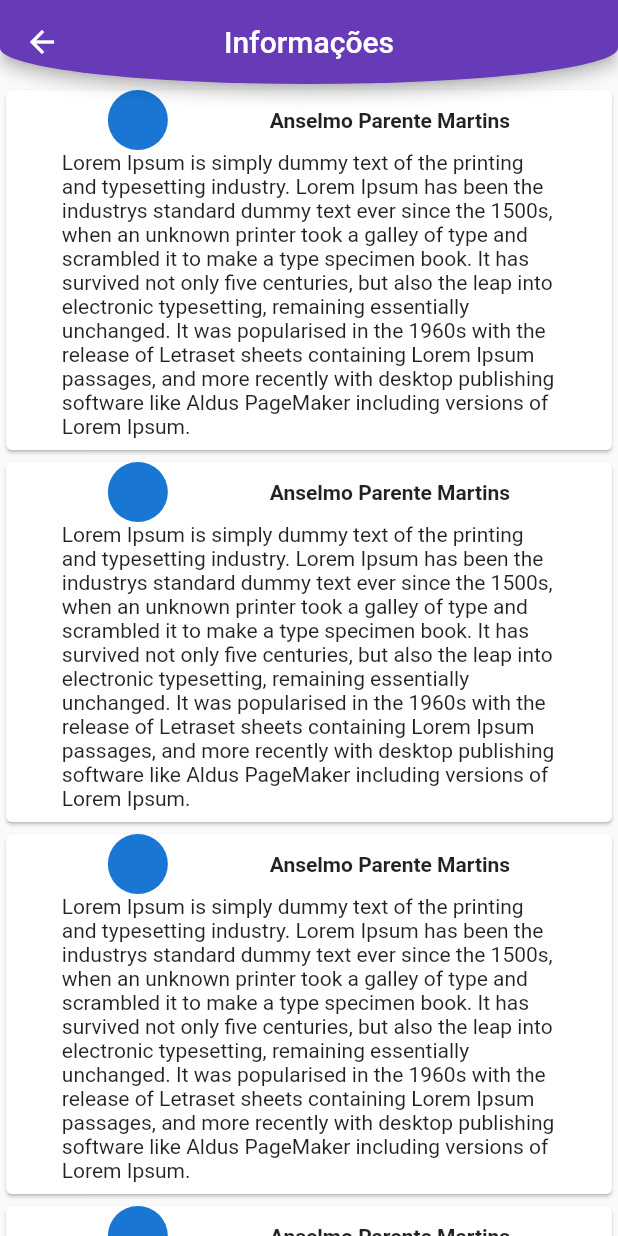
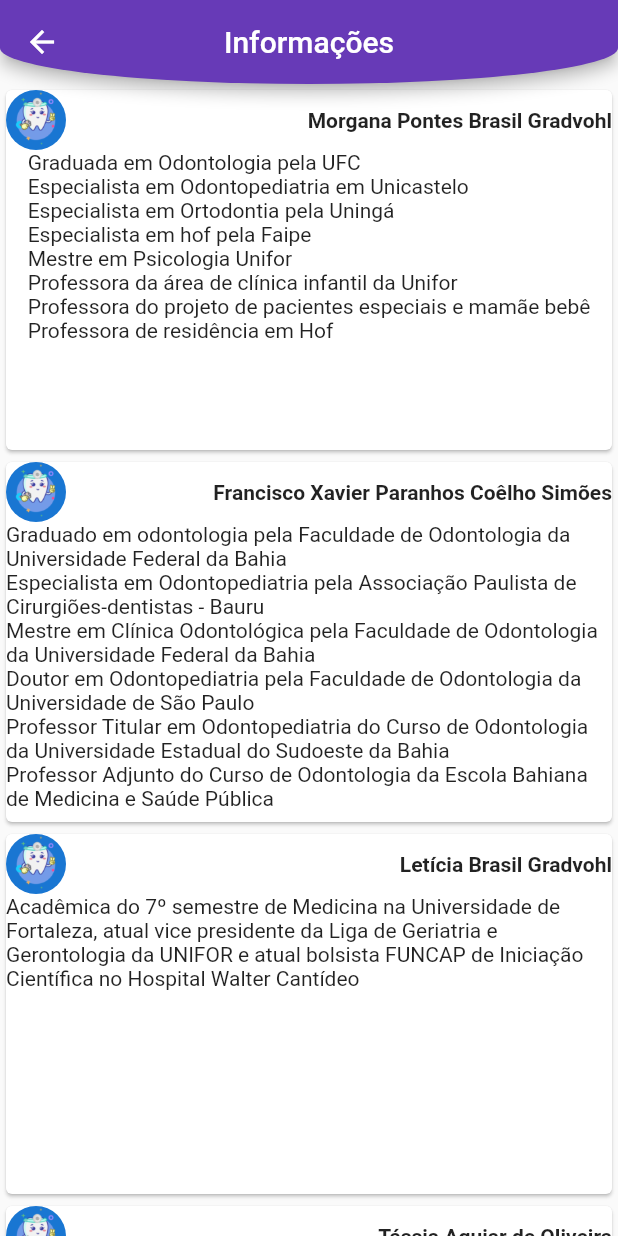
Before and after one commit to anselmoparente/Farmacoped, a Flutter app: the InformationPage screen opened directly, on a phone screen of 412 x 824 dp. Run offline on Flutter 3.47's test engine with Material 2 defaults, Android fonts, the light colour scheme and no system bars; drawn by our look-alikes of auto_size_text; our stand-ins replace cloud_firestore, firebase_core, flutter_svg, get, get_storage, google_mobile_ads and 1 more; accounts and stored records are empty.

Commit message:
Update item information page

```diff
--- a/lib/ui/information_page/information_page.dart
+++ b/lib/ui/information_page/information_page.dart
@@ -7,6 +7,27 @@ class InformationPage extends StatelessWidget {
 
   @override
   Widget build(BuildContext context) {
+    Map<String, dynamic> info = {
+      'names': [
+        'Morgana Pontes Brasil Gradvohl',
+        'Francisco Xavier Paranhos Coêlho Simões',
+        'Letícia Brasil Gradvohl',
+        'Tássia Aguiar de Oliveira',
+      ],
+      'informations': [
+        'Graduada em Odontologia pela UFC\nEspecialista em Odontopediatria em Unicastelo\nEspecialista em Ortodontia pela Uningá\nEspecialista em hof pela Faipe\nMestre em Psicologia Unifor\nProfessora da área de clínica infantil da Unifor\nProfessora do projeto de pacientes especiais e mamãe bebê\nProfessora de residência em Hof',
+        'Graduado em odontologia pela Faculdade de Odontologia da Universidade Federal da Bahia\nEspecialista em Odontopediatria pela Associação Paulista de Cirurgiões-dentistas - Bauru\nMestre em Clínica Odontológica pela Faculdade de Odontologia da Universidade Federal da Bahia\nDoutor em Odontopediatria pela Faculdade de Odontologia da Universidade de São Paulo\nProfessor Titular em Odontopediatria do Curso de Odontologia da Universidade Estadual do Sudoeste da Bahia\nProfessor Adjunto do Curso de Odontologia da Escola Bahiana de Medicina e Saúde Pública',
+        'Acadêmica do 7º semestre de Medicina na Universidade de Fortaleza, atual vice presidente da Liga de Geriatria e Gerontologia da UNIFOR e atual bolsista FUNCAP de Iniciação Científica no Hospital Walter Cantídeo',
+        'Advogada e, atualmente, acadêmica do 10º semestre de Odontologia na Universidade de Fortaleza - Unifor, participo da Liga Nacional Acadêmica da ABOPED desde 2020. Fui monitora da disciplina de Clínica Infantil II durante os anos de 2020 a 2022.',
+      ],
+      'images': [
+        'scasc',
+        'dvkhadiova',
+        'avavava',
+        'evvdsd',
+      ],
+    };
+
     return Scaffold(
       appBar: AppBar(
         centerTitle: true,
@@ -19,8 +40,12 @@ class InformationPage extends StatelessWidget {
         ),
       ),
       body: ListView.builder(
-        itemCount: 5,
-        itemBuilder: (context, index) => ItemInformation(),
+        itemCount: info['names'].length,
+        itemBuilder: (context, index) => ItemInformation(
+          name: info['names'][index],
+          information: info['informations'][index],
+          image: info['images'][index],
+        ),
       ),
     );
   }
--- a/lib/ui/information_page/widgets/item_information.dart
+++ b/lib/ui/information_page/widgets/item_information.dart
@@ -1,33 +1,45 @@
+import 'dart:math';
+
 import 'package:auto_size_text/auto_size_text.dart';
 import 'package:flutter/material.dart';
 import 'package:get/get.dart';
 
 class ItemInformation extends StatelessWidget {
-  const ItemInformation({super.key});
+  final String name;
+  final String information;
+  final String image;
+
+  const ItemInformation({
+    required this.name,
+    required this.information,
+    required this.image,
+    super.key,
+  });
 
   @override
   Widget build(BuildContext context) {
     return Card(
+      child: Container(
+        width: Get.width * 0.8,
         child: Column(
           children: [
             Row(
-            mainAxisAlignment: MainAxisAlignment.spaceEvenly,
+              mainAxisAlignment: MainAxisAlignment.spaceBetween,
               children: [
-              CircleAvatar(),
-              Text(
-                'Anselmo Parente Martins',
-                style: TextStyle(fontWeight: FontWeight.bold),
+                CircleAvatar(
+                  child: Image.asset(
+                    'assets/images/splash_icon.png',
                   ),
+                ),
+                Text(name, style: TextStyle(fontWeight: FontWeight.bold)),
               ],
             ),
             Container(
               height: 200,
-            width: Get.width * 0.8,
-            child: AutoSizeText(
-              'Lorem Ipsum is simply dummy text of the printing and typesetting industry. Lorem Ipsum has been the industrys standard dummy text ever since the 1500s, when an unknown printer took a galley of type and scrambled it to make a type specimen book. It has survived not only five centuries, but also the leap into electronic typesetting, remaining essentially unchanged. It was popularised in the 1960s with the release of Letraset sheets containing Lorem Ipsum passages, and more recently with desktop publishing software like Aldus PageMaker including versions of Lorem Ipsum.',
-            ),
+              child: AutoSizeText(information),
             ),
           ],
+        ),
       ),
     );
   }
```
Also changed, not shown: assets/photo/leticia.jpeg (added), assets/photo/morgana.jpeg (added), assets/photo/tassia.jpeg (added). Lines whose indentation alone changed are shown as unchanged.
